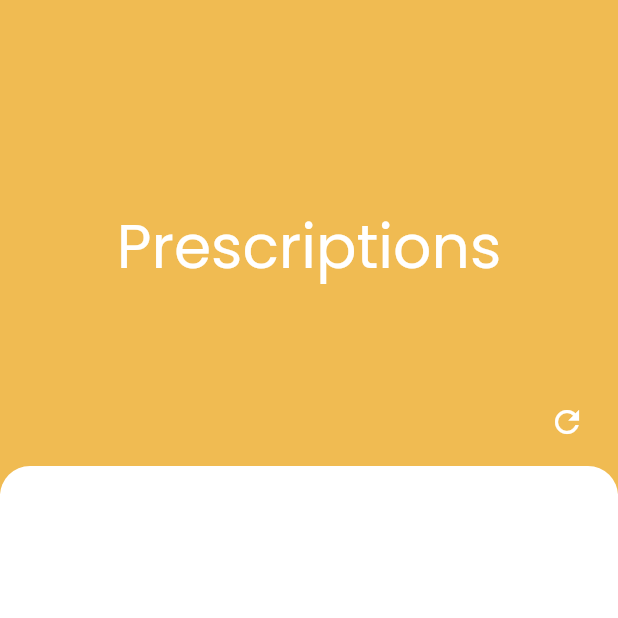
After one commit to shivansh02/zuno, a Flutter app: the screen it shows after launch, scrolled down 415 dp, after a tap on "Meds", on a phone screen of 412 x 824 dp, the top half of it. The commit adds this screen. Run offline on Flutter 3.47's test engine with Material 2 defaults, Android fonts, the phone set to English and light mode, and no system bars; drawn by our look-alikes of draggable_home; our stand-ins replace cloud_firestore, firebase_core, firebase_storage, flutter_speed_dial, image_picker, location and 1 more; accounts and stored records are empty.

Commit message:
added prescriptions page

```diff
--- a/lib/main.dart
+++ b/lib/main.dart
@@ -7,6 +7,7 @@ import 'package:location/location.dart' as loc;
 import 'package:permission_handler/permission_handler.dart';
 import 'vault.dart';
 import 'people_you_know.dart';
+import 'prescriptions.dart';
 
 void main() async {
   WidgetsFlutterBinding.ensureInitialized();
@@ -383,6 +384,13 @@ class _HomePageState extends State<HomePage> {
                       ),
                     ),
                     InkWell(
+                      onTap: () {
+                        Navigator.push(
+                          context,
+                          MaterialPageRoute(
+                              builder: (context) => const PrescriptionApp()),
+                        );
+                      },
                       child: Padding(
                         padding: const EdgeInsets.only(top: 9.0, right: 24.0),
                         child: Container(
--- a/lib/people_you_know.dart
+++ b/lib/people_you_know.dart
@@ -42,7 +42,7 @@ class _HomePageState extends State<HomePage> {
         },
       ),
       title: const Text(
-        "Family Members",
+        "People you know",
         style: TextStyle(fontWeight: FontWeight.bold),
       ),
       actions: [
--- /dev/null
+++ b/lib/prescriptions.dart
@@ -0,0 +1,165 @@
+// ignore_for_file: prefer_const_constructors
+
+import 'package:testing/main.dart';
+
+import 'data_class.dart';
+import 'package:flutter/material.dart';
+import 'package:draggable_home/draggable_home.dart';
+
+const purple = Color.fromRGBO(122, 135, 251, 1);
+const lightBlue = Color.fromRGBO(220, 231, 253, 1);
+const yellow = Color.fromRGBO(240, 187, 82, 1);
+const lightYellow = Color.fromRGBO(254, 229, 178, 1);
+
+class PrescriptionApp extends StatelessWidget {
+  const PrescriptionApp({Key? key}) : super(key: key);
+
+  @override
+  Widget build(BuildContext context) => MaterialApp(
+        debugShowCheckedModeBanner: false,
+        title: "Prescriptions",
+        theme: ThemeData(
+          fontFamily: 'Poppins',
+        ),
+        home: const Prescription(),
+      );
+}
+
+class Prescription extends StatefulWidget {
+  const Prescription({super.key});
+
+  @override
+  State<Prescription> createState() => _PrescriptionState();
+}
+
+class _PrescriptionState extends State<Prescription> {
+  List dataList = [];
+
+  @override
+  Widget build(BuildContext context) {
+    return DraggableHome(
+      leading: IconButton(
+        icon: Icon(Icons.arrow_back_ios),
+        onPressed: () => {
+          Navigator.push(context, MaterialPageRoute(builder: (_) => MyApp())),
+        },
+      ),
+      title: const Text(
+        "Prescriptions",
+        style: TextStyle(fontWeight: FontWeight.bold),
+      ),
+      actions: [
+        IconButton(
+            onPressed: () {
+              Navigator.push(context,
+                  MaterialPageRoute(builder: (_) => PrescriptionApp()));
+            },
+            icon: const Icon(Icons.refresh)),
+      ],
+      headerWidget: headerWidget(context),
+      headerBottomBar: headerBottomBarWidget(),
+      body: [getAllData()],
+      backgroundColor: Colors.white,
+      appBarColor: yellow,
+    );
+  }
+
+  Row headerBottomBarWidget() {
+    return Row(
+      mainAxisSize: MainAxisSize.max,
+      mainAxisAlignment: MainAxisAlignment.end,
+      crossAxisAlignment: CrossAxisAlignment.center,
+      children: [
+        IconButton(
+          onPressed: () => {
+            Navigator.push(
+                context, MaterialPageRoute(builder: (_) => PrescriptionApp())),
+
+            // Navigator.pushAndRemoveUntil(
+            //     context,
+            //     MaterialPageRoute(
+            //         builder: (context) =>
+            //             const HomePage()), // this mainpage is your page to refresh
+            //     (Route<dynamic> route) => false)
+          },
+          icon: const Icon(Icons.refresh),
+          color: Colors.white,
+        ),
+      ],
+    );
+  }
+
+  Widget headerWidget(BuildContext context) {
+    return Container(
+      color: yellow,
+      child: Center(
+        child: Text(
+          "Prescriptions",
+          style: Theme.of(context)
+              .textTheme
+              .headline2!
+              .copyWith(color: Colors.white, fontSize: 40),
+          textAlign: TextAlign.center,
+        ),
+      ),
+    );
+  }
+
+  FutureBuilder getAllData() {
+    return FutureBuilder(
+      future: FireStoreDb().getData(),
+      builder: (context, snapshot) {
+        if (snapshot.hasError) {
+          return const Text(
+            "Something went wrong",
+          );
+        }
+        if (snapshot.connectionState == ConnectionState.done) {
+          dataList = snapshot.data as List;
+          return listView(dataList);
+        }
+        return const Center(
+            child: CircularProgressIndicator(
+          color: yellow,
+        ));
+      },
+    );
+  }
+
+  ListView listView(dataList) => ListView.builder(
+        padding: const EdgeInsets.only(top: 0, right: 10, left: 10),
+        physics: const NeverScrollableScrollPhysics(),
+        itemCount: dataList.length,
+        shrinkWrap: true,
+        itemBuilder: (context, index) => Card(
+          margin: EdgeInsets.all(10),
+          shape: RoundedRectangleBorder(
+            borderRadius: BorderRadius.circular(30.0),
+          ),
+          color: lightYellow,
+          child: ListTile(
+            contentPadding: const EdgeInsets.all(20),
+            leading: const CircleAvatar(
+              maxRadius: 30,
+              backgroundColor: yellow,
+              child: Icon(
+                Icons.medication_liquid,
+                color: Colors.white,
+              ),
+            ),
+            title: Text(
+              dataList[index]["name"],
+              style: const TextStyle(
+                  color: Colors.white,
+                  height: 1.5,
+                  fontWeight: FontWeight.bold),
+            ),
+            subtitle: Text(
+              dataList[index]["relationship"],
+              style: const TextStyle(color: Colors.white),
+            ),
+            trailing: const Icon(Icons.dark_mode, color: Colors.white),
+          ),
+        ),
+      );
+}
```
